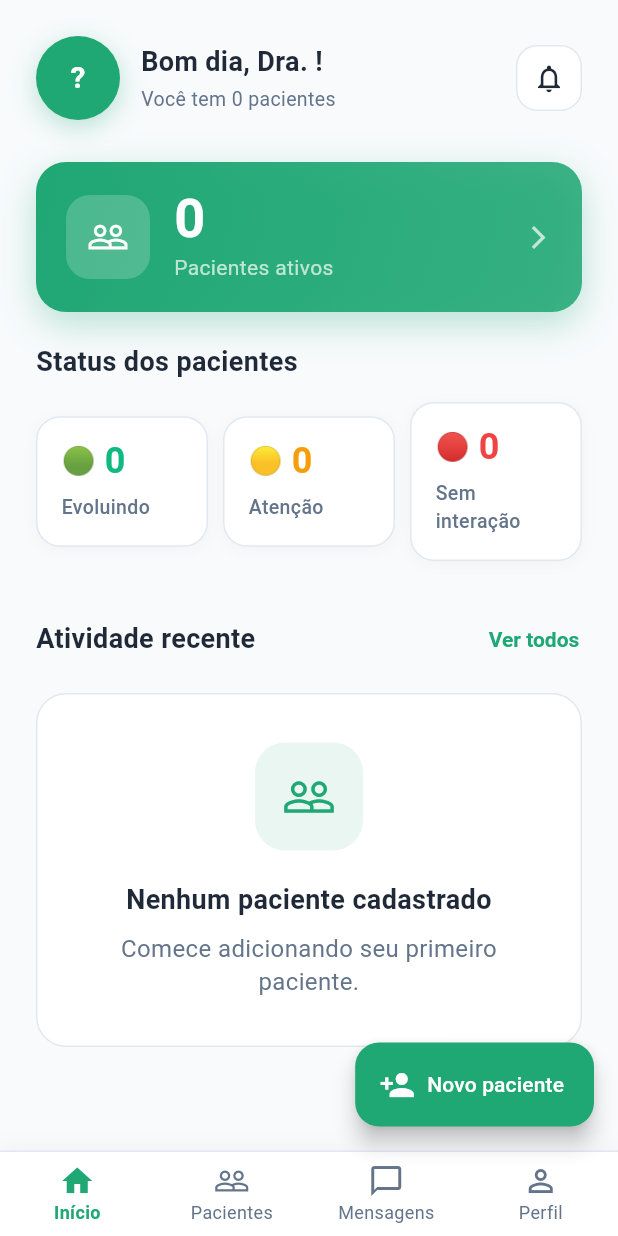
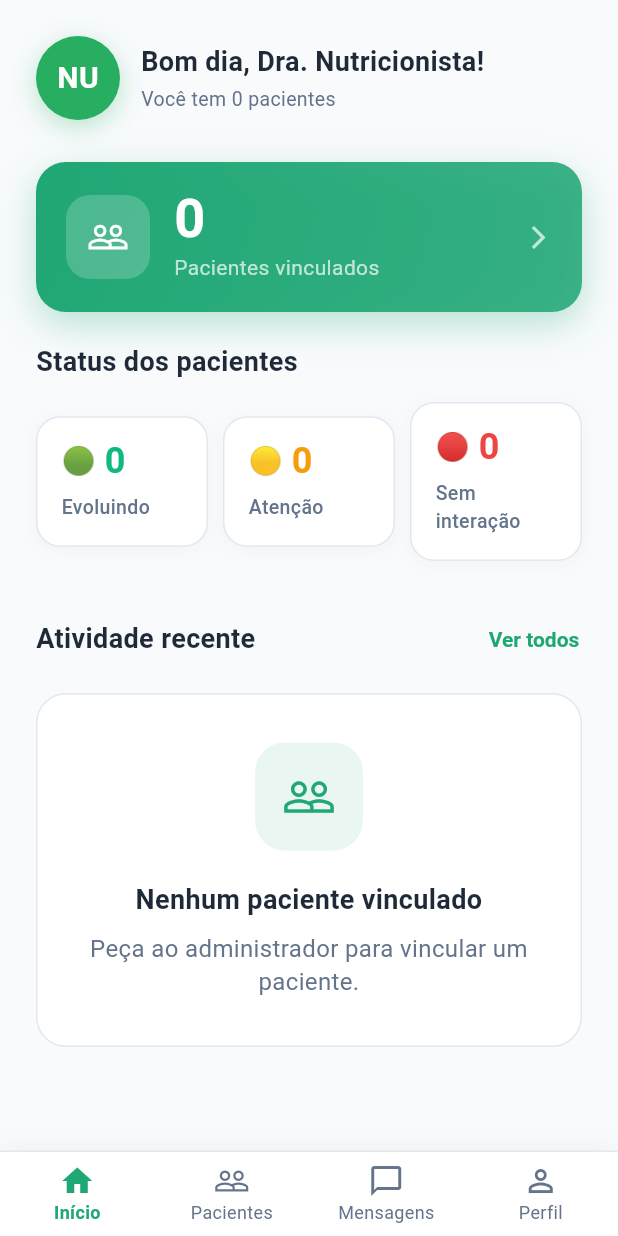
Before and after one commit to 435310/nutriflow, a Flutter app: the NutritionistDashboardPage screen opened by its route, on a phone screen of 412 x 824 dp. Run offline on Flutter 3.47's test engine with Material 3 defaults, Android fonts, the phone set to English and light mode, and no system bars; our stand-ins replace image_picker, shared_preferences, supabase_flutter; accounts and stored records are empty.

Commit message:
feat: finaliza seguranca completa do chat, vinculo nutricionista-paciente e telas do nutricionista

```diff
--- a/lib/screens/nutritionist/dashboard/nutritionist_dashboard_page.dart
+++ b/lib/screens/nutritionist/dashboard/nutritionist_dashboard_page.dart
@@ -1,5 +1,4 @@
 import 'package:flutter/material.dart';
-import 'package:supabase_flutter/supabase_flutter.dart';
 
 import '../../../app/routes.dart';
 import '../../../core/theme/colors.dart';
@@ -13,7 +12,7 @@ import '../../../widgets/status_count_chip.dart';
 import '../../../widgets/user_avatar.dart';
 
 /// ============================================
-/// TELA: DASHBOARD DO NUTRICIONISTA (Nuvem)
+/// TELA: DASHBOARD DO NUTRICIONISTA (Seguro)
 /// ============================================
 class NutritionistDashboardPage extends StatefulWidget {
   const NutritionistDashboardPage({super.key});
@@ -32,7 +31,7 @@ class _NutritionistDashboardPageState extends State<NutritionistDashboardPage>
 
   int _currentNavIndex = 0;
   int _unreadMessages = 0;
-  String _nutritionistName = 'Nutricionista';
+  String _nutritionistName = 'Nutricionista'; // Nome será atualizado depois
 
   int _totalPatients = 0;
   List<PatientSummary> _recentPatients = [];
@@ -73,18 +72,7 @@ class _NutritionistDashboardPageState extends State<NutritionistDashboardPage>
 
   Future<void> _loadDashboardData() async {
     try {
-      final user = _authService.currentUser;
-      if (user != null) {
-        final nutriProfile = await Supabase.instance.client
-            .from('nutritionist_profiles')
-            .select('name')
-            .eq('user_id', user.id)
-            .maybeSingle();
-        if (nutriProfile != null) {
-          _nutritionistName = nutriProfile['name'] as String? ?? 'Nutricionista';
-        }
-      }
-
+      // Pega apenas os pacientes vinculados a esta nutricionista
       final patientsData = await _authService.getAllPatients();
       _totalPatients = patientsData.length;
 
@@ -117,23 +105,12 @@ class _NutritionistDashboardPageState extends State<NutritionistDashboardPage>
     if (index == 1) {
       await Navigator.pushNamed(context, AppRoutes.nutritionistPatients);
     } else if (index == 2) {
-      // ⚠️ Vai para Mensagens e espera o retorno
       await Navigator.pushNamed(context, AppRoutes.nutritionistMessages);
     } else if (index == 3) {
       await Navigator.pushNamed(context, AppRoutes.nutritionistProfile);
     }
 
-    // ⚠️ Atualiza o badge SEMPRE que voltar de qualquer aba
     _loadUnreadMessages();
-  }
-
-  void _showComingSoon(String feature) {
-    ScaffoldMessenger.of(context).showSnackBar(
-      SnackBar(
-        content: Text('$feature em breve'),
-        duration: const Duration(seconds: 1),
-      ),
-    );
   }
 
   String _getGreeting() {
@@ -164,19 +141,16 @@ class _NutritionistDashboardPageState extends State<NutritionistDashboardPage>
               crossAxisAlignment: CrossAxisAlignment.start,
               children: [
                 _buildHeader(),
-
                 const SizedBox(height: 28),
 
                 PatientSummaryCard(
                   total: _totalPatients,
-                  label: 'Pacientes ativos',
+                  label: 'Pacientes vinculados',
                   onTap: () => _handleNavTap(1),
                 ),
 
                 const SizedBox(height: 20),
-
                 Text('Status dos pacientes', style: AppTextStyles.h3),
-
                 const SizedBox(height: 14),
 
                 Row(
@@ -193,7 +167,7 @@ class _NutritionistDashboardPageState extends State<NutritionistDashboardPage>
                       child: StatusCountChip(
                         status: PatientStatus.attention,
                         count: 0,
-                        onTap: () => _showComingSoon('Filtro: Atenção'),
+                        onTap: () {},
                       ),
                     ),
                     const SizedBox(width: 10),
@@ -201,7 +175,7 @@ class _NutritionistDashboardPageState extends State<NutritionistDashboardPage>
                       child: StatusCountChip(
                         status: PatientStatus.noInteraction,
                         count: 0,
-                        onTap: () => _showComingSoon('Filtro: Sem interação'),
+                        onTap: () {},
                       ),
                     ),
                   ],
@@ -248,15 +222,6 @@ class _NutritionistDashboardPageState extends State<NutritionistDashboardPage>
           ),
         ),
       ),
-
-      floatingActionButton: FloatingActionButton.extended(
-        onPressed: () => _showComingSoon('Novo paciente'),
-        backgroundColor: AppColors.primary,
-        foregroundColor: Colors.white,
-        icon: const Icon(Icons.person_add),
-        label: const Text('Novo paciente'),
-      ),
-
       bottomNavigationBar: NutritionistBottomNav(
         currentIndex: _currentNavIndex,
         onTap: _handleNavTap,
@@ -266,16 +231,11 @@ class _NutritionistDashboardPageState extends State<NutritionistDashboardPage>
   }
 
   Widget _buildHeader() {
-    final displayName = _nutritionistName.startsWith('Dra.') || _nutritionistName.startsWith('Dr.')
-        ? _nutritionistName
-        : 'Dra. $_nutritionistName';
+    final displayName = _nutritionistName.startsWith('Dra.') || _nutritionistName.startsWith('Dr.') ? _nutritionistName : 'Dra. $_nutritionistName';
 
     return Row(
       children: [
-        UserAvatar(
-          name: _nutritionistName,
-          size: UserAvatarSize.medium,
-        ),
+        UserAvatar(name: _nutritionistName, size: UserAvatarSize.medium),
         const SizedBox(width: 14),
         Expanded(
           child: Column(
@@ -294,28 +254,6 @@ class _NutritionistDashboardPageState extends State<NutritionistDashboardPage>
               ),
             ],
           ),
-        ),
-        Stack(
-          clipBehavior: Clip.none,
-          children: [
-            Container(
-              height: 44,
-              width: 44,
-              decoration: BoxDecoration(
-                color: AppColors.surface,
-                borderRadius: BorderRadius.circular(14),
-                border: Border.all(color: AppColors.border),
-              ),
-              child: IconButton(
-                icon: const Icon(
-                  Icons.notifications_outlined,
-                  color: AppColors.textPrimary,
-                  size: 22,
-                ),
-                onPressed: () => _showComingSoon('Notificações'),
-              ),
-            ),
-          ],
         ),
       ],
     );
@@ -339,24 +277,12 @@ class _NutritionistDashboardPageState extends State<NutritionistDashboardPage>
               color: AppColors.primary.withValues(alpha: 0.1),
               borderRadius: BorderRadius.circular(20),
             ),
-            child: const Icon(
-              Icons.people_outline,
-              size: 36,
-              color: AppColors.primary,
-            ),
+            child: const Icon(Icons.people_outline, size: 36, color: AppColors.primary),
           ),
           const SizedBox(height: 20),
-          Text(
-            'Nenhum paciente cadastrado',
-            style: AppTextStyles.h3,
-            textAlign: TextAlign.center,
-          ),
+          Text('Nenhum paciente vinculado', style: AppTextStyles.h3, textAlign: TextAlign.center),
           const SizedBox(height: 8),
-          Text(
-            'Comece adicionando seu primeiro paciente.',
-            style: AppTextStyles.bodySecondary,
-            textAlign: TextAlign.center,
-          ),
+          Text('Peça ao administrador para vincular um paciente.', style: AppTextStyles.bodySecondary, textAlign: TextAlign.center),
         ],
       ),
     );
```
Also changed, not shown: lib/screens/nutritionist/messages/nutritionist_messages_page.dart (+38 -37 lines).
